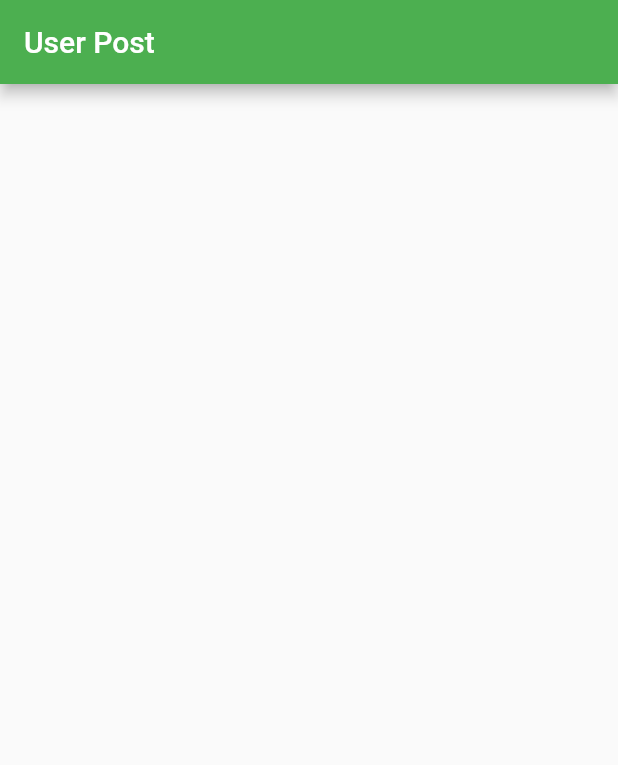
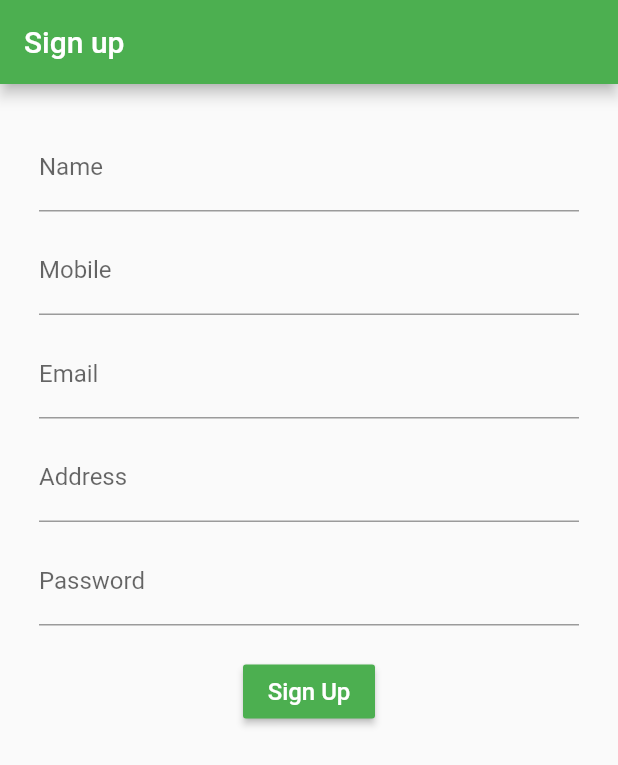
Before and after one commit to keshavSK/FlutterUI, a Flutter app: the screen it shows after launch, on a phone screen of 412 x 824 dp. Shown: the top 765 px of the screen. Run offline on Flutter 3.47's test engine with Material 2 defaults, Android fonts, the phone set to English and light mode, and no system bars; our stand-ins replace flutter_svg, image_picker, toast.

Commit message:
implement post api

```diff
--- /dev/null
+++ b/lib/presenters/UserSignUpPresenter.dart
@@ -0,0 +1,70 @@
+import 'dart:convert';
+
+import 'package:flutter_ui_component/repositories/RestAdapterRepository.dart';
+import 'package:flutter_ui_component/responses/UserSignUpResponse.dart';
+import 'package:flutter_ui_component/views/MVPView.dart';
+import 'package:http/http.dart';
+
+abstract class UserSignUpView extends MVPView {
+  void showSignUpResponse(UserSignUpResponse response);
+}
+
+abstract class UserSignUpOps {
+  void signUp(
+    String name,
+    String email,
+    String mobile,
+    String address,
+    String password,
+    String country,
+    String state,
+    String city,
+  );
+
+  void onDataReceived(UserSignUpResponse response);
+}
+
+class UserSignUpPresenter implements UserSignUpOps {
+  UserSignUpView _userSignUpView;
+  RestAdapterRepository _adapterRepository;
+
+  UserSignUpPresenter(this._userSignUpView) {
+    _adapterRepository = new RestAdapterRepository();
+  }
+
+  @override
+  void onDataReceived(UserSignUpResponse response) {
+    _userSignUpView.hideLoading();
+    _userSignUpView.showSignUpResponse(response);
+  }
+
+  @override
+  void signUp(String name, String email, String mobile, String address,
+      String password, String country, String state, String city) {
+    _userSignUpView.showLoading();
+    var paramsMaps = {
+      'name': name,
+      'mobile': email,
+      'email': mobile,
+      'address': address,
+      'password': password,
+      'country_id': country,
+      'state_id': state,
+      'city_id': city,
+    };
+    _adapterRepository.executePOST('api/users/sign_up', paramsMaps).then((res) {
+      Response response = res;
+      if (response.statusCode == 200) {
+        UserSignUpResponse signUpResponse =
+            UserSignUpResponse.fromJson(json.decode(response.body));
+        onDataReceived(signUpResponse);
+      } else {
+        _userSignUpView.hideLoading();
+        _userSignUpView.showError('Failed to register');
+      }
+    }).catchError((onError) {
+      _userSignUpView.hideLoading();
+      _userSignUpView.showError('Failed to register');
+    });
+  }
+}
--- a/lib/repositories/RestAdapterRepository.dart
+++ b/lib/repositories/RestAdapterRepository.dart
@@ -5,7 +5,8 @@ import 'package:http/http.dart' as http;
 import 'package:path_provider/path_provider.dart';
 
 class RestAdapterRepository {
-  static const BASE_URL = "https://jsonplaceholder.typicode.com/";
+  // static const BASE_URL = "https://jsonplaceholder.typicode.com/";
+  static const BASE_URL = "";
 
   Future<Object> executeGET(
       String endPoint, Map<String, dynamic> paramsMaps) async {
--- /dev/null
+++ b/lib/responses/UserSignUpResponse.dart
@@ -0,0 +1,21 @@
+class UserSignUpResponse {
+  int status;
+  String message;
+  int user;
+
+  UserSignUpResponse({this.status, this.message, this.user});
+
+  UserSignUpResponse.fromJson(Map<String, dynamic> json) {
+    status = json['status'];
+    message = json['Message'];
+    user = json['User'];
+  }
+
+  Map<String, dynamic> toJson() {
+    final Map<String, dynamic> data = new Map<String, dynamic>();
+    data['status'] = this.status;
+    data['Message'] = this.message;
+    data['User'] = this.user;
+    return data;
+  }
+}
--- a/lib/screens/SplashScreen.dart
+++ b/lib/screens/SplashScreen.dart
@@ -2,6 +2,7 @@ import 'dart:async';
 
 import 'package:flutter/material.dart';
 import 'package:flutter_ui_component/screens/UserPostScreen.dart';
+import 'package:flutter_ui_component/screens/UserSignUpScreen.dart';
 
 class SplashScreen extends StatefulWidget {
   @override
@@ -34,6 +35,6 @@ class _SplashScreenState extends State<SplashScreen> {
     Navigator.pushReplacement(
         context,
         new MaterialPageRoute(
-            builder: (BuildContext context) => UserPostScreen()));
+            builder: (BuildContext context) => UserSignUpScreen()));
   }
 }
--- /dev/null
+++ b/lib/screens/UserSignUpScreen.dart
@@ -0,0 +1,164 @@
+import 'package:flutter/cupertino.dart';
+import 'package:flutter/material.dart';
+import 'package:flutter_ui_component/presenters/UserSignUpPresenter.dart';
+import 'package:flutter_ui_component/responses/UserSignUpResponse.dart';
+import 'package:toast/toast.dart';
+
+class UserSignUpScreen extends StatefulWidget {
+  @override
+  _UserSignUpScreenState createState() => _UserSignUpScreenState();
+}
+
+class _UserSignUpScreenState extends State<UserSignUpScreen>
+    implements UserSignUpView {
+  bool isLoading = false;
+  var nameController = new TextEditingController();
+  var emailController = new TextEditingController();
+  var mobileController = new TextEditingController();
+  var addressController = new TextEditingController();
+  var passwordController = new TextEditingController();
+  UserSignUpPresenter _signUpPresenter;
+
+  @override
+  void initState() {
+    _signUpPresenter = new UserSignUpPresenter(this);
+    super.initState();
+  }
+
+  @override
+  Widget build(BuildContext context) {
+    return Scaffold(
+      appBar: AppBar(
+        title: Text('Sign up'),
+      ),
+      body: Stack(
+        children: [
+          _signBody(context),
+          isLoading ? Center(child: CircularProgressIndicator()) : Container()
+        ],
+      ),
+    );
+  }
+
+  _signBody(BuildContext context) {
+    return Container(
+      margin: EdgeInsets.all(16.0),
+      padding: EdgeInsets.all(10.0),
+      child: SingleChildScrollView(
+        child: Column(
+          children: [
+            TextField(
+              controller: nameController,
+              keyboardType: TextInputType.text,
+              decoration: InputDecoration(hintText: 'Name', labelText: 'Name'),
+            ),
+            SizedBox(
+              height: 10.0,
+            ),
+            TextField(
+              controller: mobileController,
+              keyboardType: TextInputType.number,
+              decoration:
+                  InputDecoration(hintText: 'Mobile', labelText: 'Mobile'),
+            ),
+            SizedBox(
+              height: 10.0,
+            ),
+            TextField(
+              controller: emailController,
+              keyboardType: TextInputType.emailAddress,
+              decoration:
+                  InputDecoration(hintText: 'Email', labelText: 'Email'),
+            ),
+            SizedBox(
+              height: 10.0,
+            ),
+            TextField(
+              controller: addressController,
+              keyboardType: TextInputType.text,
+              decoration:
+                  InputDecoration(hintText: 'Address', labelText: 'Address'),
+            ),
+            SizedBox(
+              height: 10.0,
+            ),
+            TextField(
+              controller: passwordController,
+              keyboardType: TextInputType.visiblePassword,
+              decoration:
+                  InputDecoration(hintText: 'Password', labelText: 'Password'),
+            ),
+            SizedBox(
+              height: 20.0,
+            ),
+            RaisedButton(
+              onPressed: () {
+                _saveUser(context);
+              },
+              child: Text(
+                'Sign Up',
+                style: TextStyle(fontSize: 16.0, color: Colors.white),
+              ),
+              color: Colors.green,
+            )
+          ],
+        ),
+      ),
+    );
+  }
+
+  void _saveUser(BuildContext context) {
+    _signUpPresenter.signUp(
+        nameController.text.toString().trim(),
+        emailController.text.toString().trim(),
+        mobileController.text.toString().trim(),
+        addressController.text.toString().trim(),
+        passwordController.text.toString().trim(),
+        "1",
+        "1",
+        "5");
+  }
+
+  @override
+  void hideLoading() {
+    setState(() {
+      isLoading = false;
+    });
+  }
+
+  @override
+  void showError(String msg) {
+    showLongToast(context, msg);
+  }
+
+  @override
+  void showLoading() {
+    setState(() {
+      isLoading = true;
+    });
+  }
+
+  @override
+  void showSignUpResponse(UserSignUpResponse response) {
+    if (response.status == 200 && response.user != null) {
+      showLongToast(context, response.message);
+      setState(() {
+        nameController.text = "";
+        mobileController.text = "";
+        emailController.text = "";
+        addressController.text = "";
+        passwordController.text = "";
+      });
+    } else {
+      showLongToast(context, response.message);
+    }
+  }
+
+  static void showLongToast(BuildContext context, String message) {
+    Toast.show(message, context,
+        duration: Toast.LENGTH_LONG,
+        gravity: Toast.CENTER,
+        textColor: Colors.white,
+        backgroundColor: Colors.grey[700]);
+  }
+}
```
